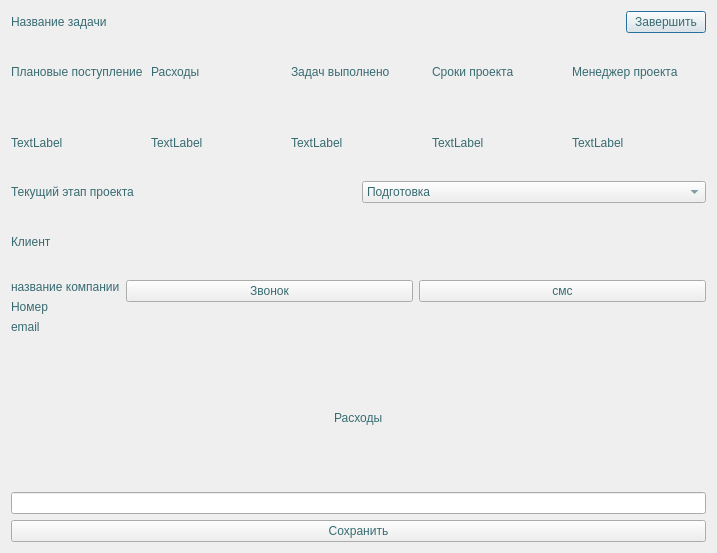
Before: the Qt Designer form ProjectWidget.ui in Barnaga/TerraCRM, drawn with Qt 5.
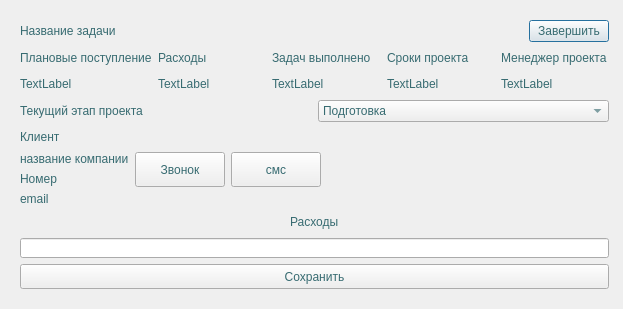
After: the same form once the commit is applied.

What changed in the file:
```diff
--- a/ProjectWidget.ui
+++ b/ProjectWidget.ui
@@ -6,8 +6,8 @@
    <rect>
     <x>0</x>
     <y>0</y>
-    <width>717</width>
-    <height>553</height>
+    <width>623</width>
+    <height>309</height>
    </rect>
   </property>
   <property name="windowTitle">
@@ -18,8 +18,17 @@
 color:rgb(55, 107, 113);
 }</string>
   </property>
-  <layout class="QVBoxLayout" name="verticalLayout">
-   <item>
+  <widget class="QWidget" name="">
+   <property name="geometry">
+    <rect>
+     <x>9</x>
+     <y>9</y>
+     <width>611</width>
+     <height>291</height>
+    </rect>
+   </property>
+   <layout class="QGridLayout" name="gridLayout">
+    <item row="0" column="0">
     <layout class="QGridLayout" name="header">
      <item row="0" column="2">
       <widget class="QPushButton" name="doneBtn">
@@ -50,12 +59,18 @@
      </item>
     </layout>
    </item>
-   <item>
+    <item row="1" column="0">
     <layout class="QHBoxLayout" name="common">
      <item>
       <layout class="QVBoxLayout" name="plannedAdmissionLayout">
        <item>
         <widget class="QLabel" name="admissionLbl">
+          <property name="maximumSize">
+           <size>
+            <width>16777215</width>
+            <height>20</height>
+           </size>
+          </property>
          <property name="text">
           <string>Плановые поступление</string>
          </property>
@@ -63,6 +78,12 @@
        </item>
        <item>
         <widget class="QLabel" name="costLbl">
+          <property name="maximumSize">
+           <size>
+            <width>16777215</width>
+            <height>20</height>
+           </size>
+          </property>
          <property name="text">
           <string>TextLabel</string>
          </property>
@@ -74,6 +95,12 @@
       <layout class="QVBoxLayout" name="expenseLayout">
        <item>
         <widget class="QLabel" name="expenseLbl">
+          <property name="maximumSize">
+           <size>
+            <width>16777215</width>
+            <height>20</height>
+           </size>
+          </property>
          <property name="text">
           <string>Расходы</string>
          </property>
@@ -81,6 +108,12 @@
        </item>
        <item>
         <widget class="QLabel" name="expense">
+          <property name="maximumSize">
+           <size>
+            <width>16777215</width>
+            <height>20</height>
+           </size>
+          </property>
          <property name="text">
           <string>TextLabel</string>
          </property>
@@ -92,6 +125,12 @@
       <layout class="QVBoxLayout" name="doneTaskLayout">
        <item>
         <widget class="QLabel" name="doneTaskLbl">
+          <property name="maximumSize">
+           <size>
+            <width>16777215</width>
+            <height>20</height>
+           </size>
+          </property>
          <property name="text">
           <string>Задач выполнено</string>
          </property>
@@ -99,6 +138,12 @@
        </item>
        <item>
         <widget class="QLabel" name="count">
+          <property name="maximumSize">
+           <size>
+            <width>16777215</width>
+            <height>20</height>
+           </size>
+          </property>
          <property name="text">
           <string>TextLabel</string>
          </property>
@@ -110,6 +155,12 @@
       <layout class="QVBoxLayout" name="dateProjectLayout">
        <item>
         <widget class="QLabel" name="dateProjectLbl">
+          <property name="maximumSize">
+           <size>
+            <width>16777215</width>
+            <height>20</height>
+           </size>
+          </property>
          <property name="text">
           <string>Сроки проекта</string>
          </property>
@@ -117,6 +168,12 @@
        </item>
        <item>
         <widget class="QLabel" name="date">
+          <property name="maximumSize">
+           <size>
+            <width>16777215</width>
+            <height>20</height>
+           </size>
+          </property>
          <property name="text">
           <string>TextLabel</string>
          </property>
@@ -128,6 +185,12 @@
       <layout class="QVBoxLayout" name="managerLayout">
        <item>
         <widget class="QLabel" name="MamagerProjectLbl">
+          <property name="maximumSize">
+           <size>
+            <width>16777215</width>
+            <height>20</height>
+           </size>
+          </property>
          <property name="text">
           <string>Менеджер проекта</string>
          </property>
@@ -135,6 +198,12 @@
        </item>
        <item>
         <widget class="QLabel" name="manager">
+          <property name="maximumSize">
+           <size>
+            <width>16777215</width>
+            <height>20</height>
+           </size>
+          </property>
          <property name="text">
           <string>TextLabel</string>
          </property>
@@ -144,7 +213,7 @@
      </item>
     </layout>
    </item>
-   <item>
+    <item row="2" column="0">
     <layout class="QHBoxLayout" name="horizontalLayout">
      <item>
       <widget class="QLabel" name="label">
@@ -184,10 +253,16 @@
      </item>
     </layout>
    </item>
-   <item>
+    <item row="3" column="0">
     <layout class="QVBoxLayout" name="clientLayout">
      <item>
       <widget class="QLabel" name="clientLbl">
+        <property name="maximumSize">
+         <size>
+          <width>16777215</width>
+          <height>20</height>
+         </size>
+        </property>
        <property name="text">
         <string>Клиент</string>
        </property>
@@ -199,6 +274,12 @@
         <layout class="QVBoxLayout" name="infoClient">
          <item>
           <widget class="QLabel" name="nameCompanyLbl">
+            <property name="maximumSize">
+             <size>
+              <width>16777215</width>
+              <height>20</height>
+             </size>
+            </property>
            <property name="text">
             <string>название компании</string>
            </property>
@@ -224,6 +305,12 @@
         <layout class="QHBoxLayout" name="btnLayout">
          <item>
           <widget class="QPushButton" name="phoneCallBtn">
+            <property name="maximumSize">
+             <size>
+              <width>90</width>
+              <height>35</height>
+             </size>
+            </property>
            <property name="text">
             <string>Звонок</string>
            </property>
@@ -231,6 +318,12 @@
          </item>
          <item>
           <widget class="QPushButton" name="smsBtn">
+            <property name="maximumSize">
+             <size>
+              <width>90</width>
+              <height>35</height>
+             </size>
+            </property>
            <property name="text">
             <string>смс</string>
            </property>
@@ -242,24 +335,48 @@
      </item>
     </layout>
    </item>
+    <item row="4" column="0">
+     <layout class="QVBoxLayout" name="verticalLayout">
    <item alignment="Qt::AlignmentFlag::AlignHCenter">
     <widget class="QLabel" name="debit">
+        <property name="maximumSize">
+         <size>
+          <width>16777215</width>
+          <height>20</height>
+         </size>
+        </property>
      <property name="text">
       <string>Расходы</string>
      </property>
     </widget>
    </item>
    <item>
-    <widget class="QLineEdit" name="debitEdit"/>
+       <widget class="QLineEdit" name="debitEdit">
+        <property name="maximumSize">
+         <size>
+          <width>16777215</width>
+          <height>20</height>
+         </size>
+        </property>
+       </widget>
    </item>
    <item>
     <widget class="QPushButton" name="saveBtn">
+        <property name="maximumSize">
+         <size>
+          <width>16777215</width>
+          <height>35</height>
+         </size>
+        </property>
      <property name="text">
       <string>Сохранить</string>
      </property>
     </widget>
    </item>
   </layout>
+    </item>
+   </layout>
+  </widget>
  </widget>
  <layoutdefault spacing="6" margin="11"/>
  <resources/>
```
Lines whose indentation alone changed are shown as unchanged.
